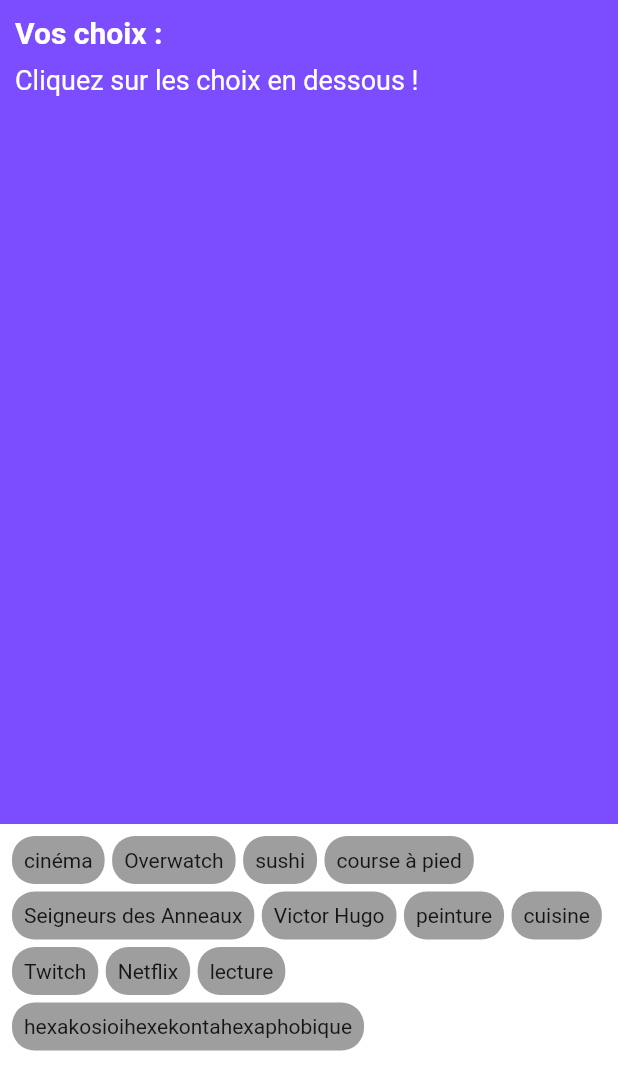
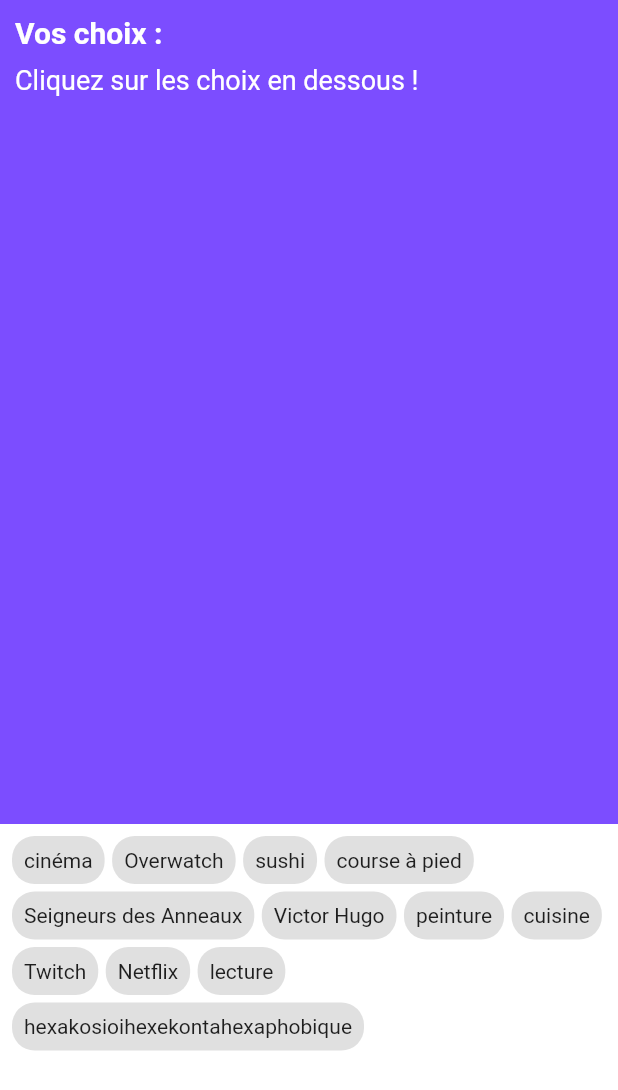
Before and after one commit to Ancelotow/esgi_tp_flutter, a Flutter app: the screen it shows after launch, on a phone screen of 412 x 824 dp. Shown: the top 1090 px of the screen. Run offline on Flutter 3.47's test engine with Material 2 defaults, Android fonts, the phone set to English and light mode, and no system bars.

Commit message:
change colors

```diff
--- a/lib/choice_item.dart
+++ b/lib/choice_item.dart
@@ -39,10 +39,10 @@ class _ChoiceItemState extends State<ChoiceItem> {
     );
   }
 
-  Color getColor(){
+  Color? getColor(){
     if(widget.isSelected && widget.isEnabled) {
       return Colors.amber;
     }
-    return Colors.grey;
+    return Colors.grey[300];
   }
 }
--- a/lib/header.dart
+++ b/lib/header.dart
@@ -23,7 +23,9 @@ class Header extends StatelessWidget {
                 "Vos choix :",
                 style: Theme.of(context).textTheme.headline1,
               ),
-              SizedBox(height: 10,),
+              SizedBox(
+                height: 10,
+              ),
               getBody(context)
             ],
           ),
@@ -46,5 +48,4 @@ class Header extends StatelessWidget {
       children: choicesSelected,
     );
   }
-
 }
```
